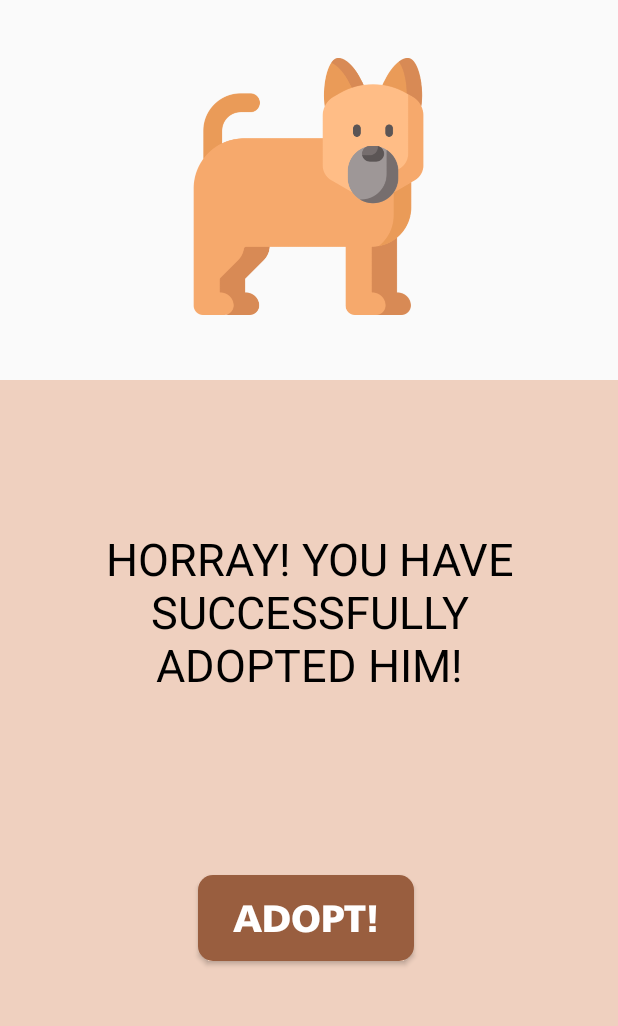
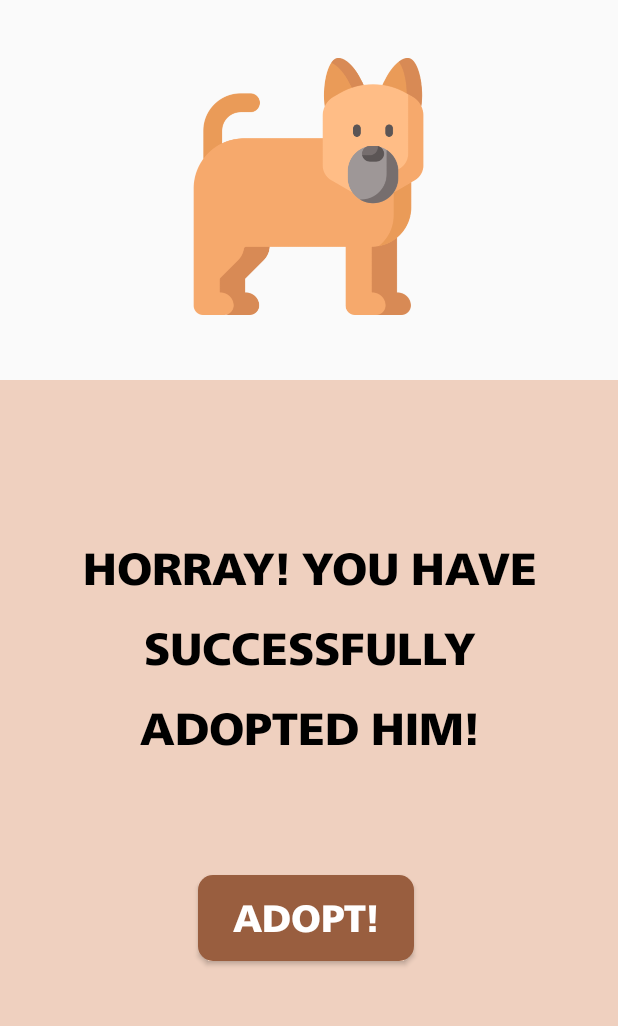
Before and after one commit to rcbcalanoc/MetroVet, an Android app: the fragment DogInformationFragment placed in its activity, after a tap on "ADOPT!", on a phone screen of 412 x 824 dp, the part 122-1148 px from its top. Run offline under Robolectric (Android 15) with nearby library versions, the phone set to English and light mode, and no system bars; 2 statements that could not run were skipped.

Commit message:
Success message design improved

```diff
--- a/app/src/main/java/com/example/metrovet_frontend/DogInformationFragment.java
+++ b/app/src/main/java/com/example/metrovet_frontend/DogInformationFragment.java
@@ -1,6 +1,7 @@
 // DogInformationFragment.java
 package com.example.metrovet_frontend;
 
+import android.graphics.Typeface;
 import android.os.Bundle;
 import android.view.LayoutInflater;
 import android.view.View;
@@ -9,6 +10,7 @@ import android.widget.TextView;
 import android.widget.Button;
 import androidx.annotation.NonNull;
 import androidx.annotation.Nullable;
+import androidx.core.content.res.ResourcesCompat;
 import androidx.fragment.app.Fragment;
 
 public class DogInformationFragment extends Fragment {
@@ -51,12 +53,16 @@ public class DogInformationFragment extends Fragment {
         dogInfoHeader.setText(dogName);
         dogInfoText.setText(dogInformation);
 
+        // Create a Typeface instance for your custom font
+        Typeface customFont = ResourcesCompat.getFont(requireContext(), R.font.neue_frutiger_world_black);
+
         // Set click listener for the adopt button
         Button adoptButton = view.findViewById(R.id.adopt_button);
         adoptButton.setOnClickListener(new View.OnClickListener() {
             @Override
             public void onClick(View v) {
-                // Display the success message
+                // Display the success message with a different font family
+                dogInfoText.setTypeface(customFont);
                 dogInfoText.setText(getString(R.string.success_message));
             }
         });
```
